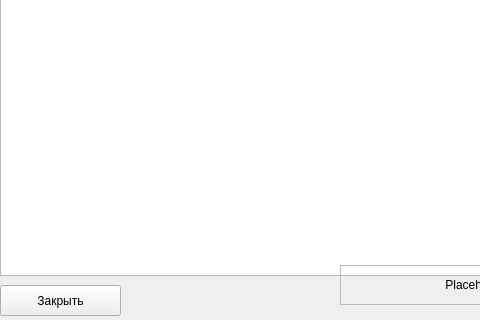
Old version of the form main/ver1_3/ui/reportUI.ui in the repository AKlivtsov/businessThing; both pictures show x 0 to 480 and y 175 to 495 of the 1013 by 495 pixel window.
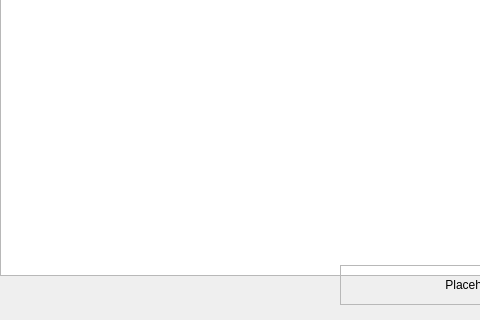
New version of the form.

```diff
--- a/main/ver1_3/ui/reportUI.ui
+++ b/main/ver1_3/ui/reportUI.ui
@@ -33,19 +33,6 @@
      <enum>QFrame::StyledPanel</enum>
     </property>
    </widget>
-   <widget class="QPushButton" name="btn_close">
-    <property name="geometry">
-     <rect>
-      <x>0</x>
-      <y>460</y>
-      <width>121</width>
-      <height>31</height>
-     </rect>
-    </property>
-    <property name="text">
-     <string>Закрыть</string>
-    </property>
-   </widget>
    <widget class="QPushButton" name="btn_save">
     <property name="geometry">
      <rect>
```
